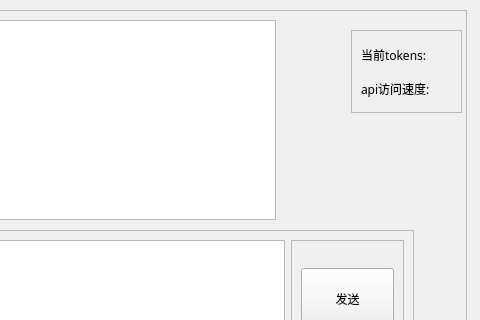
Before: the Qt Designer form Mainwindow.ui in Gonglitian/DeskChat, drawn with Qt 5; both pictures show x 184 to 664 and y 0 to 320 of the 664 by 669 pixel window.
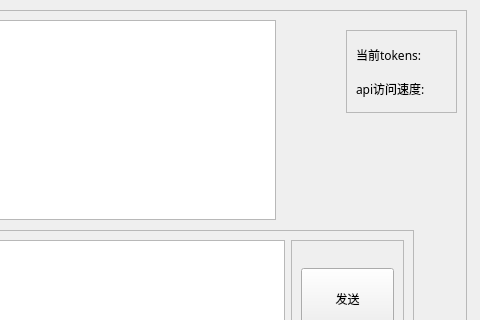
After: the same form once the commit is applied.

Patch:
```diff
--- a/Mainwindow.ui
+++ b/Mainwindow.ui
@@ -223,7 +223,7 @@
     <widget class="QFrame" name="information">
      <property name="geometry">
       <rect>
-       <x>525</x>
+       <x>520</x>
        <y>20</y>
        <width>111</width>
        <height>83</height>
```
Left out of the diff: 13 changed lines with no effect on the pictures.
